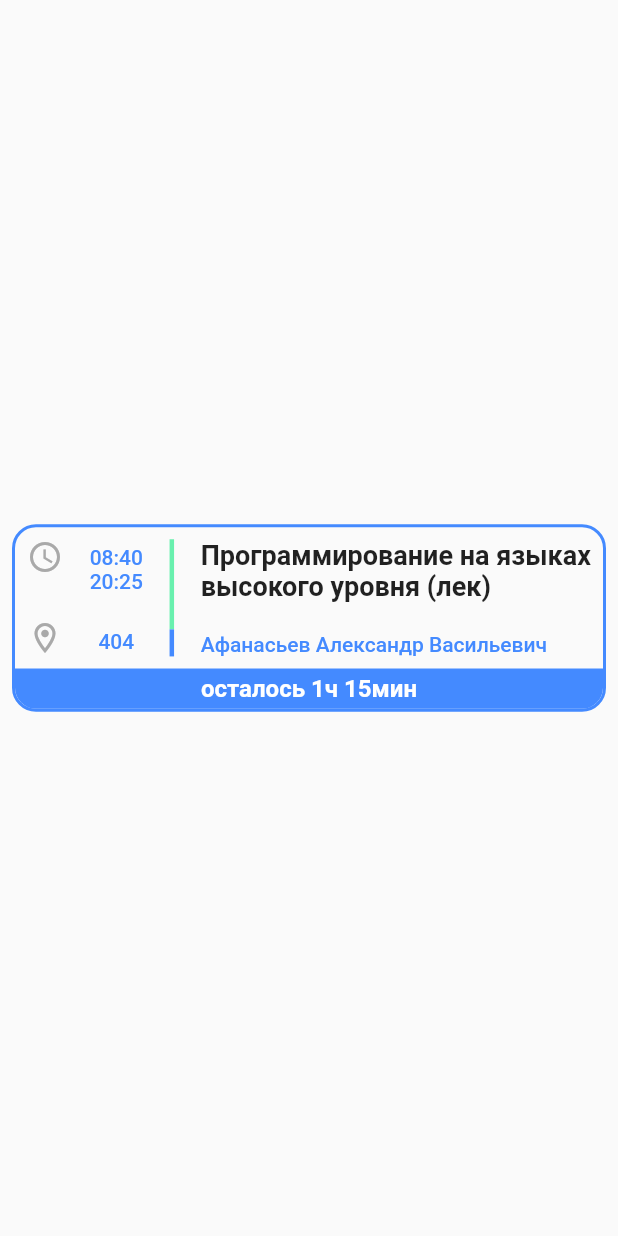
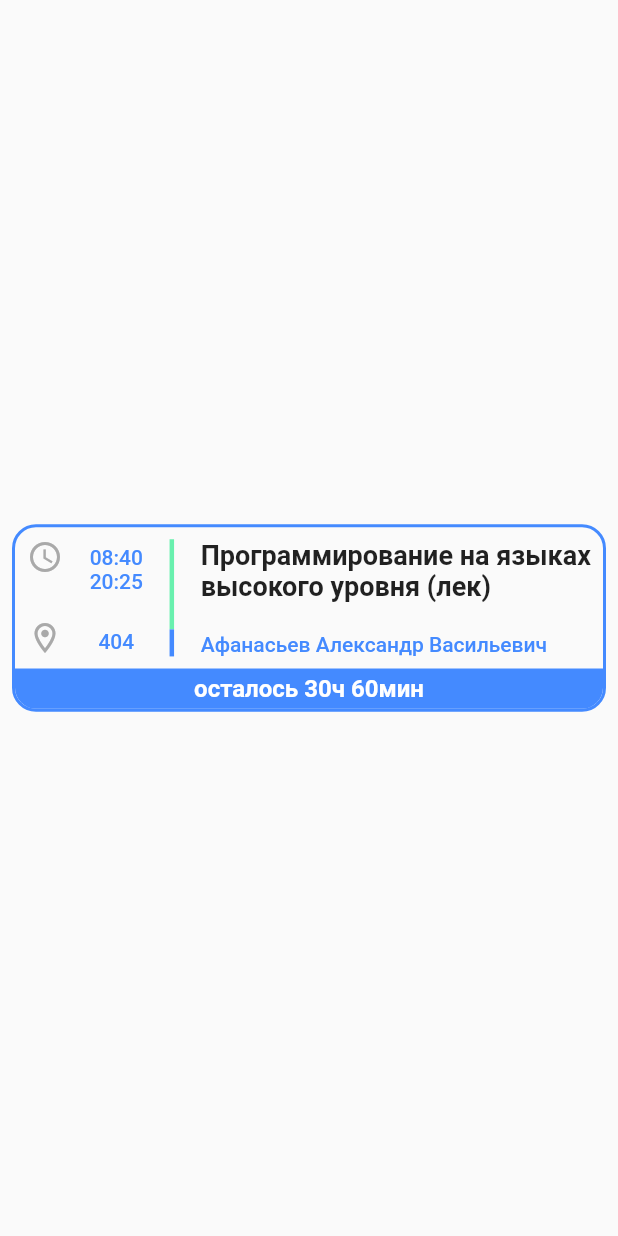
Before and after one commit to Fury-toC/TestActionsFlutter, a Flutter app: the screen it shows after launch, on a phone screen of 412 x 824 dp. Run offline on Flutter 3.47's test engine with Material 2 defaults, Android fonts, the phone set to English and light mode, and no system bars; our stand-ins replace flutter_riverpod, hooks_riverpod.

```diff
--- /dev/null
+++ b/test_task1/lib/NotifierAndProvider.dart
@@ -0,0 +1,144 @@
+import 'package:flutter/material.dart';
+import 'package:flutter_riverpod/flutter_riverpod.dart';
+import 'package:hooks_riverpod/hooks_riverpod.dart';
+
+
+
+abstract class RemainingTime {
+
+  String getTime();
+}
+
+class TimeGetter implements RemainingTime {
+
+  @override
+  String getTime() {
+    DateTime rawDate_ = DateTime.now();
+    return "осталось ${60 - rawDate_.minute}ч ${60 - rawDate_.second}мин";
+  }
+}
+
+final remainingTimeProvider = StateNotifierProvider<RemainingNotifier, String>(
+      (ref) => RemainingNotifier(),
+);
+
+class RemainingNotifier extends StateNotifier<String> {
+
+  RemainingNotifier() : super(TimeGetter().getTime());
+  void getRemaining() {
+      state = TimeGetter().getTime();
+  }
+}
+
+
+
+
+
+
+
+
+
+
+
+// final remainingTimeProvider = StateProvider(
+//     (ref) => RemainingNotifier(TimeGetter().getTime()),
+// );
+//
+// // final remainingNotifierProvider = StateNotifierProvider(
+// //     (ref) => RemainingNotifier(ref.watch(remainingTimeProvider))
+// // );
+//
+// class RemainingNotifier extends StateNotifier<String> {
+//
+//   final String time;
+//
+//   RemainingNotifier(this.time) : super(time);
+//   void getRemaining() {
+//     for (;;) {
+//       state = TimeGetter().getTime();
+//     }
+//   }
+// }
+
+
+// class TimeRemaining {
+//
+//   String remaining;
+//
+//   TimeRemaining({@required this.remaining});
+//
+//
+//   @override
+//   bool operator ==(Object o) {
+//     if (identical(this, o)) return true;
+//
+//     return o is TimeRemaining &&
+//         o.remaining == remaining;
+//   }
+//
+//   @override
+//   int get hashCode => remaining.hashCode;
+// }
+//
+// // Contains functions
+//
+// abstract class Timer {
+//
+//   Future<TimeRemaining> remainingTime();
+// }
+//
+// class TimerOfRemainder implements Timer {
+//
+//   String time_ = "6ч 66м";
+//
+//   @override
+//   Future<TimeRemaining> remainingTime() {
+//     DateTime rawDate_ = DateTime.now();
+//     time_ = "${12 - rawDate_.hour}ч ${60 - rawDate_.minute}";
+//     return Future(
+//             () {
+//           return TimeRemaining(
+//               remaining: time_
+//           );
+//         }
+//     );
+//   }
+// }
+//
+// //
+//
+// // class AnswerTime extends StateNotifier<AbsRemainingTime> {
+// //   AnswerTime() : super("6ч 66м");
+// // }
+//
+// abstract class AbsRemainingTime {
+//   const AbsRemainingTime();
+// }
+//
+// class CurState implements AbsRemainingTime {
+//   final TimeRemaining timeL;
+//   const CurState(this.timeL);
+// }
+//
+// class RemainingTimeNotifier extends StateNotifier<AbsRemainingTime> {
+//
+//   Timer timer;
+//   RemainingTimeNotifier(this.timer) : super(CurState(TimeRemaining(remaining: "6ч 66м")));
+//
+//   Future<void> remainingTime() {
+//     DateTime rawDate_ = DateTime.now();
+//     state = CurState(
+//         TimeRemaining(
+//         remaining: "${12 - rawDate_.hour}ч ${60 - rawDate_.minute}"
+//         )
+//     );
+//   }
+// }
+//
+// final remainingTimeProvider = Provider<Timer>(
+//       (ref) => TimerOfRemainder(),
+// );
+//
+// final remainingTimeNotifierProvider = StateNotifierProvider(
+//       (ref) => RemainingTimeNotifier(ref.watch(remainingTimeProvider))
+// );
--- a/test_task1/lib/main.dart
+++ b/test_task1/lib/main.dart
@@ -1,18 +1,38 @@
+import 'dart:async';
+
 import 'package:flutter/material.dart';
+import 'package:flutter_riverpod/flutter_riverpod.dart';
+import 'package:hooks_riverpod/hooks_riverpod.dart';
+import 'dart:core';
+import 'NotifierAndProvider.dart';
 
-void main() {
-  runApp(
-    MaterialApp(home: Panel1())
-  );
+
+void main() => runApp(Pan());
+
+class Pan extends StatelessWidget {
+  @override
+  Widget build(BuildContext context) {
+    return ProviderScope(
+      child: MaterialApp(
+        home: Panel1(),
+      ),
+    );
+  }
 }
 
-class Panel1 extends StatelessWidget {
+class Panel1 extends StatefulWidget {
+  @override
+  _Panel1State createState() => _Panel1State();
+}
+
+class _Panel1State extends State<Panel1> {
+
   @override
   Widget build(BuildContext context) {
 
-    String startPoint = "08:40";
-    String endPoint = "20:25";
-    String classroom = "404";
+    final startPoint = "08:40";
+    final endPoint = "20:25";
+    final classroom = "404";
 
     return Scaffold(
       body: Center(
@@ -21,8 +41,13 @@ class Panel1 extends StatelessWidget {
           child: Container(
             height: 125.0,
             decoration: BoxDecoration(
-              border: Border.all(width: 2, color: Colors.blueAccent),
-              borderRadius: BorderRadius.all(Radius.circular(16.0)),
+              border: Border.all(
+                  width: 2,
+                  color: Colors.blueAccent
+              ),
+              borderRadius: BorderRadius.all(
+                  Radius.circular(16.0)
+              ),
             ),
             child: Column(
               children: [
@@ -35,22 +60,46 @@ class Panel1 extends StatelessWidget {
                       children: [
                         Column(
                           children: [
-                            Icon(Icons.access_time, color: Color.fromRGBO(169, 169, 169, 1)),
+                            Icon(
+                                Icons.access_time,
+                                color: Color.fromRGBO(169, 169, 169, 1)
+                            ),
                             Spacer(),
-                            Icon(Icons.location_on_outlined, color: Color.fromRGBO(169, 169, 169, 1))
+                            Icon(
+                                Icons.location_on_outlined,
+                                color: Color.fromRGBO(169, 169, 169, 1)
+                            )
                           ],
                         ),
                         Column(
                           children: [
                             Padding(
                               padding: const EdgeInsets.only(top: 4.0),
-                              child: Text("$startPoint", style: TextStyle(color: Colors.blueAccent, fontWeight: FontWeight.w500)),
+                              child: Text(
+                                  startPoint,
+                                  style: TextStyle(
+                                      color: Colors.blueAccent,
+                                      fontWeight: FontWeight.w500
+                                  )
+                              ),
                             ),
-                            Text("$endPoint", style: TextStyle(color: Colors.blueAccent, fontWeight: FontWeight.w500)),
+                            Text(endPoint,
+                                style: TextStyle(
+                                    color: Colors.blueAccent,
+                                    fontWeight: FontWeight.w500
+                                )
+                            ),
                             Spacer(),
                             Padding(
-                              padding: const EdgeInsets.only(bottom: 2.0),
-                              child: Text("$classroom", style: TextStyle(color: Colors.blueAccent, fontWeight: FontWeight.w500)),
+                              padding: const EdgeInsets.only(
+                                  bottom: 2.0
+                              ),
+                              child: Text(
+                                  classroom,
+                                  style: TextStyle(
+                                      color: Colors.blueAccent,
+                                      fontWeight: FontWeight.w500)
+                              ),
                             )
                           ],
                         ),
@@ -76,11 +125,20 @@ class Panel1 extends StatelessWidget {
                           crossAxisAlignment: CrossAxisAlignment.start,
                           children: [
                             Text(
-                              "Программирование на языках\nвысокого уровня (лек)", style: TextStyle(fontSize: 18.0, fontWeight: FontWeight.bold)
+                                "Программирование на языках\nвысокого уровня (лек)",
+                                style: TextStyle(
+                                    fontSize: 18.0,
+                                    fontWeight: FontWeight.bold
+                                )
                             ),
                             Spacer(),
                             Text(
-                              "Афанасьев Александр Васильевич", style: TextStyle(fontSize: 14.0, color: Colors.blueAccent, fontWeight: FontWeight.w500)
+                                "Афанасьев Александр Васильевич",
+                                style: TextStyle(
+                                    fontSize: 14.0,
+                                    color: Colors.blueAccent,
+                                    fontWeight: FontWeight.w500
+                                )
                             )
                           ],
                         )
@@ -92,12 +150,32 @@ class Panel1 extends StatelessWidget {
                   flex: 2,
                   child: Container(
                     decoration: BoxDecoration(
-                      color: Colors.blueAccent,
-                      borderRadius: BorderRadius.only(bottomRight: Radius.circular(14.0), bottomLeft: Radius.circular(14.0))
+                        color: Colors.blueAccent,
+                        borderRadius: BorderRadius.only(
+                            bottomRight: Radius.circular(14.0),
+                            bottomLeft: Radius.circular(14.0)
+                        )
                     ),
-                    child: Center(
-                      child: Text(
-                        "осталось 1ч 15мин", style: TextStyle(color: Colors.white, fontWeight: FontWeight.bold, fontSize: 16.0),
+                    child: Align(
+                      alignment: Alignment.center,
+                      child: ProviderListener(
+                        provider: remainingTimeProvider,
+                        onChange: (context, state) {
+
+                        },
+                        child: Consumer(
+                          builder: (context, watch, child) {
+                            final RemainingNotifier myNotifier = watch(remainingTimeProvider.notifier);
+                            return Text(
+                              myNotifier.state,
+                              style: TextStyle(
+                                  color: Colors.white,
+                                  fontWeight: FontWeight.bold,
+                                  fontSize: 16.0
+                              ),
+                            );
+                          },
+                        ),
                       ),
                     ),
                   ),
--- a/test_task1/pubspec.yaml
+++ b/test_task1/pubspec.yaml
@@ -23,6 +23,8 @@ environment:
 dependencies:
   flutter:
     sdk: flutter
+  hooks_riverpod: ^0.14.0+4
+  flutter_hooks: ^0.17.0
 
 
   # The following adds the Cupertino Icons font to your application.
```
Also changed, not shown: test_task1/pubspec.lock, 1 other file.
